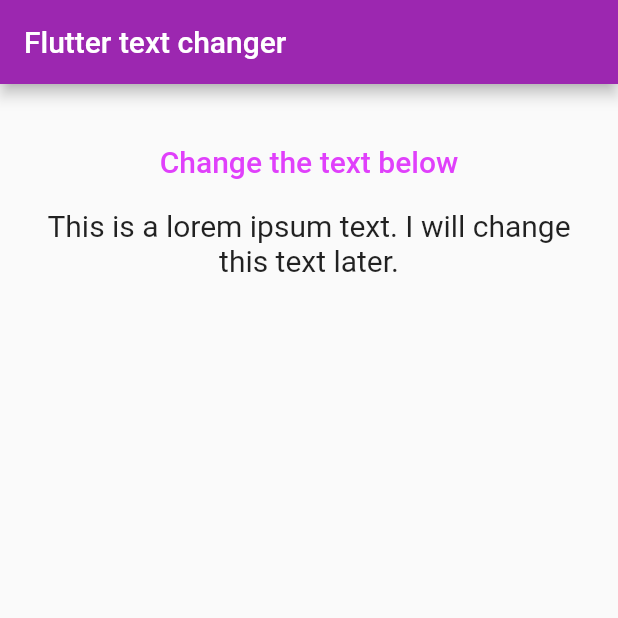
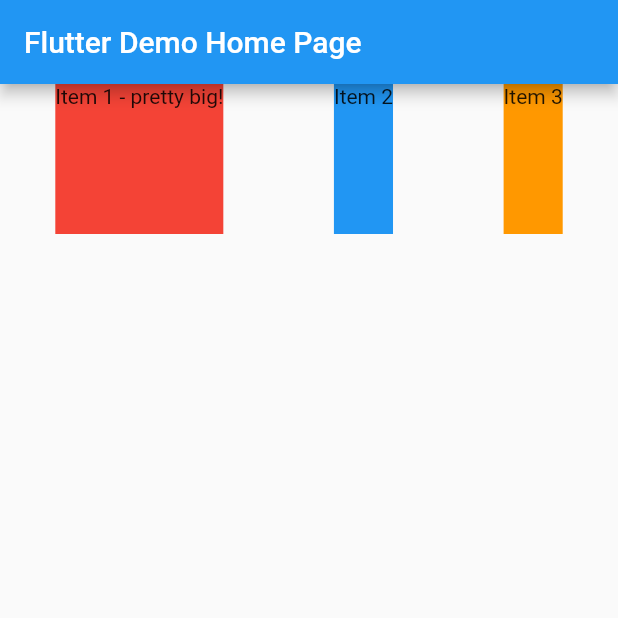
Before and after one commit to Charizard17/flutter_widget_test_repo, a Flutter app: the screen it shows after launch, on a phone screen of 412 x 824 dp, the top half of it. Run offline on Flutter 3.47's test engine with Material 2 defaults, Android fonts, the phone set to English and light mode, and no system bars.

Commit message:
main.dart file renamed. new main.dart file added for playing with flexible and expanded things

```diff
--- a/lib/main.dart
+++ b/lib/main.dart
@@ -1,64 +1,96 @@
-// 1) Create a new Flutter App (in this project) and output an AppBar and some text
-// below it
-// 2) Add a button which changes the text (to any other text of your choice)
-// 3) Split the app into three widgets: App, TextControl & Text
-
 import 'package:flutter/material.dart';
-
-import './text_control.dart';
-import './mytext.dart';
 
 void main() => runApp(MyApp());
 
-class MyApp extends StatefulWidget {
+class MyApp extends StatelessWidget {
+  // This widget is the root of your application.
   @override
-  _MyAppState createState() => _MyAppState();
+  Widget build(BuildContext context) {
+    return MaterialApp(
+      title: 'Flutter Demo',
+      theme: ThemeData(
+        // This is the theme of your application.
+        //
+        // Try running your application with "flutter run". You'll see the
+        // application has a blue toolbar. Then, without quitting the app, try
+        // changing the primarySwatch below to Colors.green and then invoke
+        // "hot reload" (press "r" in the console where you ran "flutter run",
+        // or simply save your changes to "hot reload" in a Flutter IDE).
+        // Notice that the counter didn't reset back to zero; the application
+        // is not restarted.
+        primarySwatch: Colors.blue,
+      ),
+      home: MyHomePage(title: 'Flutter Demo Home Page'),
+    );
+  }
 }
 
-class _MyAppState extends State<MyApp> {
-  int initialIndex = 0;
+class MyHomePage extends StatefulWidget {
+  MyHomePage({Key key, this.title}) : super(key: key);
 
-  void _changeText() {
+  // This widget is the home page of your application. It is stateful, meaning
+  // that it has a State object (defined below) that contains fields that affect
+  // how it looks.
+
+  // This class is the configuration for the state. It holds the values (in this
+  // case the title) provided by the parent (in this case the App widget) and
+  // used by the build method of the State. Fields in a Widget subclass are
+  // always marked "final".
+
+  final String title;
+
+  @override
+  _MyHomePageState createState() => _MyHomePageState();
+}
+
+class _MyHomePageState extends State<MyHomePage> {
+  int _counter = 0;
+
+  void _incrementCounter() {
     setState(() {
-      ++initialIndex;
+      // This call to setState tells the Flutter framework that something has
+      // changed in this State, which causes it to rerun the build method below
+      // so that the display can reflect the updated values. If we changed
+      // _counter without calling setState(), then the build method would not be
+      // called again, and so nothing would appear to happen.
+      _counter++;
     });
-    print('button pressed');
-  }
-
-  String get _showingText {
-    String textttt = initialIndex % 2 == 0
-        ? "This is a lorem ipsum text. I will change this text later."
-        : "This is the changed text!";
-    print(textttt);
-    return textttt;
   }
 
   @override
   Widget build(BuildContext context) {
-    return MaterialApp(
-      title: 'Test Title',
-      home: Scaffold(
-        appBar: AppBar(
-          backgroundColor: Colors.purple,
-          title: Text('Flutter text changer'),
-        ),
-        body: SizedBox(
-          width: double.infinity,
-          child: Padding(
-            padding: const EdgeInsets.all(20.0),
-            child: Column(
-              children: [
-                TextControl(
-                  changeText: _changeText,
-                ),
-                MyText(
-                  showingText: _showingText,
-                ),
-              ],
-            ),
+    // This method is rerun every time setState is called, for instance as done
+    // by the _incrementCounter method above.
+    //
+    // The Flutter framework has been optimized to make rerunning build methods
+    // fast, so that you can just rebuild anything that needs updating rather
+    // than having to individually change instances of widgets.
+    return Scaffold(
+      appBar: AppBar(
+        // Here we take the value from the MyHomePage object that was created by
+        // the App.build method, and use it to set our appbar title.
+        title: Text(widget.title),
+      ),
+      body: Row(
+        mainAxisAlignment: MainAxisAlignment.spaceAround,
+        children: <Widget>[
+          Container(
+            height: 100,
+            child: Text('Item 1 - pretty big!'),
+            color: Colors.red,
           ),
-        ),
-      ),
+          Container(
+            height: 100,
+            child: Text('Item 2'),
+            color: Colors.blue,
+          ),
+          Container(
+            height: 100,
+            child: Text('Item 3'),
+            color: Colors.orange,
+          ),
+        ],
+      ), // This trailing comma makes auto-formatting nicer for build methods.
     );
   }
 }
--- /dev/null
+++ b/lib/main2.dart
@@ -0,0 +1,64 @@
+// 1) Create a new Flutter App (in this project) and output an AppBar and some text
+// below it
+// 2) Add a button which changes the text (to any other text of your choice)
+// 3) Split the app into three widgets: App, TextControl & Text
+
+import 'package:flutter/material.dart';
+
+import './text_control.dart';
+import './mytext.dart';
+
+void main() => runApp(MyApp());
+
+class MyApp extends StatefulWidget {
+  @override
+  _MyAppState createState() => _MyAppState();
+}
+
+class _MyAppState extends State<MyApp> {
+  int initialIndex = 0;
+
+  void _changeText() {
+    setState(() {
+      ++initialIndex;
+    });
+    print('button pressed');
+  }
+
+  String get _showingText {
+    String textttt = initialIndex % 2 == 0
+        ? "This is a lorem ipsum text. I will change this text later."
+        : "This is the changed text!";
+    print(textttt);
+    return textttt;
+  }
+
+  @override
+  Widget build(BuildContext context) {
+    return MaterialApp(
+      title: 'Test Title',
+      home: Scaffold(
+        appBar: AppBar(
+          backgroundColor: Colors.purple,
+          title: Text('Flutter text changer'),
+        ),
+        body: SizedBox(
+          width: double.infinity,
+          child: Padding(
+            padding: const EdgeInsets.all(20.0),
+            child: Column(
+              children: [
+                TextControl(
+                  changeText: _changeText,
+                ),
+                MyText(
+                  showingText: _showingText,
+                ),
+              ],
+            ),
+          ),
+        ),
+      ),
+    );
+  }
+}
```
Also changed, not shown: pubspec.yaml (+6 -24 lines), pubspec.lock.
